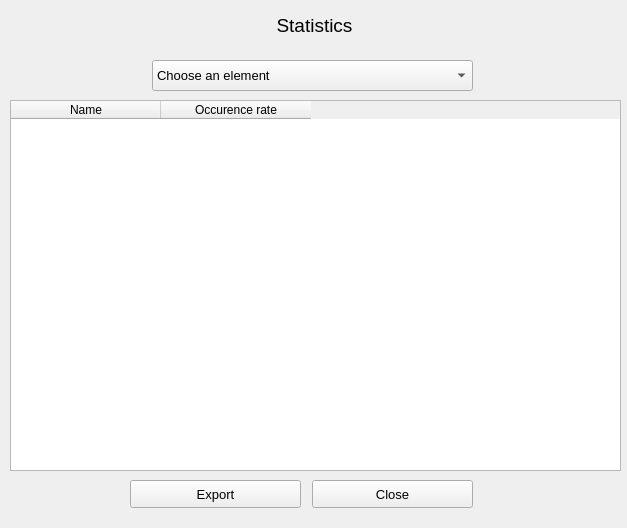
This is source/statistics.ui in sophieham/Glybook as Qt 5 draws it before an edit. The edited form follows.
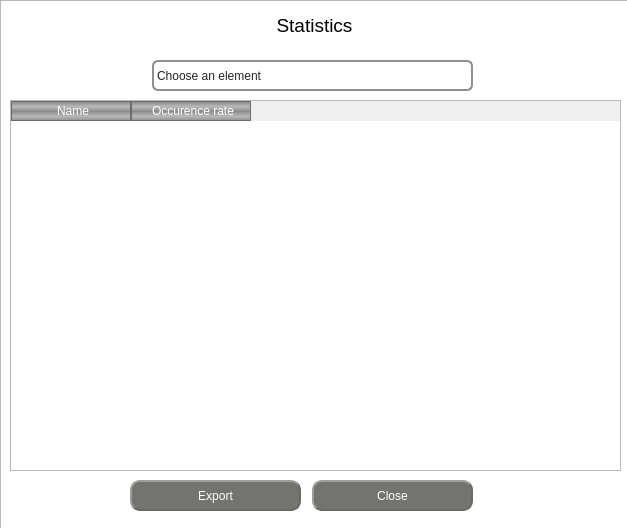
This is the edited form. Icons and pictures are not drawn.

```diff
--- a/source/statistics.ui
+++ b/source/statistics.ui
@@ -20,6 +20,27 @@
    <iconset resource="resource.qrc">
     <normaloff>:/icons/icon_final.ico</normaloff>:/icons/icon_final.ico</iconset>
   </property>
+  <property name="styleSheet">
+   <string notr="true">QPushButton {
+	color: white;
+	border-radius: 8px;
+	background-color:rgb(115, 116, 111);
+    border-style: outset;
+    border-width: 2px;
+    border-radius: 10px;
+    border-color:rgb(105, 106, 101);
+    padding: 6px;
+}
+QPushButton:pressed {
+    border-style: inset;
+}
+
+QPushButton:hover {
+	background-color: rgb(99, 100, 96);
+    color:white;
+    border-style: outset;
+}</string>
+  </property>
   <widget class="QLabel" name="title">
    <property name="geometry">
     <rect>
@@ -50,8 +71,35 @@
      <height>371</height>
     </rect>
    </property>
+   <property name="styleSheet">
+    <string notr="true">QHeaderView::section {
+    background-color: qlineargradient(spread:reflect, x1:1, y1:0.522, x2:1, y2:1, stop:0 rgba(140, 140, 140, 255), stop:0.502183 rgba(185, 185, 185, 255), stop:1 rgba(140, 140, 140, 255));
+    color: white;
+    padding-left: 4px;
+    border: 1px solid #6c6c6c;
+}
+
+QHeaderView::section:checked
+{
+    font-weight:bold;
+}
+
+QTableWidget::item::selected{
+	background-color:blue;
+}
+
+QTableWidget::item:selected:active {
+    background: #e5f3ff;
+	color: black;
+}
+
+QTableWidget::item:hover {
+    background:  #e5f3ff;
+}
+</string>
+   </property>
    <attribute name="horizontalHeaderDefaultSectionSize">
-    <number>150</number>
+    <number>120</number>
    </attribute>
    <attribute name="horizontalHeaderStretchLastSection">
     <bool>false</bool>
@@ -79,12 +127,12 @@
      <x>312</x>
      <y>480</y>
      <width>161</width>
-     <height>28</height>
+     <height>31</height>
     </rect>
    </property>
    <property name="font">
     <font>
-     <pointsize>10</pointsize>
+     <pointsize>9</pointsize>
     </font>
    </property>
    <property name="text">
@@ -97,12 +145,12 @@
      <x>130</x>
      <y>480</y>
      <width>171</width>
-     <height>28</height>
+     <height>31</height>
     </rect>
    </property>
    <property name="font">
     <font>
-     <pointsize>10</pointsize>
+     <pointsize>9</pointsize>
     </font>
    </property>
    <property name="text">
@@ -120,9 +168,32 @@
    </property>
    <property name="font">
     <font>
-     <pointsize>10</pointsize>
+     <family>SegoeUI</family>
+     <pointsize>-1</pointsize>
     </font>
    </property>
+   <property name="styleSheet">
+    <string notr="true">QComboBox{
+	color: #252424;
+    font-family: SegoeUI;
+    font-size: 12px;
+	border: 2px solid #8f8f91;
+	border-radius: 6px;
+}
+
+QComboBox::drop-down {
+    width: 18px;
+    border-left-color: rgb(68, 68, 68);
+    border-left-style: solid;
+}
+
+QComboBox::down-arrow {
+	margin-right:5px;
+    image: url(:/icons/down-arrow.png);
+	background-color: white;
+}
+</string>
+   </property>
    <item>
     <property name="text">
      <string>Choose an element</string>
@@ -139,6 +210,25 @@
     </property>
    </item>
   </widget>
+  <widget class="QGraphicsView" name="graphicsView">
+   <property name="geometry">
+    <rect>
+     <x>0</x>
+     <y>0</y>
+     <width>631</width>
+     <height>531</height>
+    </rect>
+   </property>
+   <property name="styleSheet">
+    <string notr="true">background-image: url(:/icons/bg_stats.jpg);</string>
+   </property>
+  </widget>
+  <zorder>graphicsView</zorder>
+  <zorder>title</zorder>
+  <zorder>statisticsTable</zorder>
+  <zorder>closeButton</zorder>
+  <zorder>exportButton</zorder>
+  <zorder>comboBox</zorder>
  </widget>
  <resources>
   <include location="resource.qrc"/>
```
